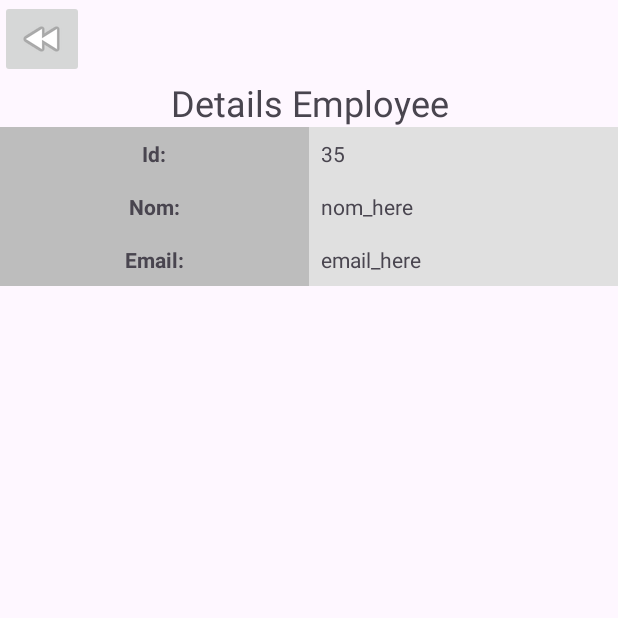
After one commit to oussema1998/employee_index, an Android app: the DetailsEmployee screen opened directly, with no data from a screen before it, on a phone screen of 412 x 824 dp, the top half of it. The commit adds this screen. Run offline under Robolectric (Android 15) with nearby library versions, the phone set to English and light mode, and no system bars.

Commit message:
details android done

```diff
--- a/android_studio_employee/app/src/main/AndroidManifest.xml
+++ b/android_studio_employee/app/src/main/AndroidManifest.xml
@@ -16,6 +16,9 @@
         android:usesCleartextTraffic="true"
         tools:targetApi="31">
         <activity
+            android:name=".DetailsEmployee"
+            android:exported="false" />
+        <activity
             android:name=".AddEmployeeActivity"
             android:exported="true" />
         <activity
--- /dev/null
+++ b/android_studio_employee/app/src/main/java/Employee/main/DetailsEmployee.java
@@ -0,0 +1,67 @@
+package Employee.main;
+
+import androidx.appcompat.app.AppCompatActivity;
+
+import android.os.AsyncTask;
+import android.os.Bundle;
+import android.view.View;
+import android.widget.ImageButton;
+import android.widget.TextView;
+import android.widget.Toast;
+
+import entities.Employee;
+import services.EmployeeService;
+
+public class DetailsEmployee extends AppCompatActivity {
+
+    private ImageButton back;
+    private EmployeeService es;
+
+    private TextView employeeIdTextView, employeeNameTextView, employeeEmailTextView;
+
+    @Override
+    protected void onCreate(Bundle savedInstanceState) {
+        super.onCreate(savedInstanceState);
+        setContentView(R.layout.activity_details_employee);
+
+        this.back = findViewById(R.id.backBtn);
+        employeeIdTextView = findViewById(R.id.idd);
+        employeeNameTextView = findViewById(R.id.nom);
+        employeeEmailTextView = findViewById(R.id.email);
+
+        es = new EmployeeService();
+        int employeeId = getIntent().getIntExtra("employeeId", 35);
+
+        employeeIdTextView.setText(String.valueOf(employeeId));
+
+        new GetEmployeeTask().execute(employeeId);
+
+        back.setOnClickListener(new View.OnClickListener() {
+            @Override
+            public void onClick(View v) {
+                // Ferme l'activité
+                finish();
+            }
+        });
+    }
+
+    private class GetEmployeeTask extends AsyncTask<Integer, Void, Employee> {
+
+        @Override
+        protected Employee doInBackground(Integer... integers) {
+            int employeeId = integers[0];
+            return es.getEmployeeById(employeeId);
+        }
+
+        @Override
+        protected void onPostExecute(Employee employee) {
+            if (employee != null) {
+                employeeNameTextView.setText(employee.getNom());
+                employeeEmailTextView.setText(employee.getEmail());
+            } else {
+                // Si l'employé n'est pas trouvé, vous pouvez afficher un message d'erreur ou prendre une autre action
+                Toast.makeText(DetailsEmployee.this, "Employee not found", Toast.LENGTH_SHORT).show();
+            }
+        }
+    }
+}
--- /dev/null
+++ b/android_studio_employee/app/src/main/res/layout/activity_details_employee.xml
@@ -0,0 +1,111 @@
+<?xml version="1.0" encoding="utf-8"?>
+<LinearLayout xmlns:android="http://schemas.android.com/apk/res/android"
+    xmlns:app="http://schemas.android.com/apk/res-auto"
+    xmlns:tools="http://schemas.android.com/tools"
+    android:layout_width="match_parent"
+    android:layout_height="match_parent"
+    android:orientation="vertical"
+    tools:context=".DetailsEmployee">
+
+
+    <ImageButton
+        android:id="@+id/backBtn"
+        android:layout_width="wrap_content"
+        android:layout_height="wrap_content"
+        android:onClick="goBack"
+        app:srcCompat="@android:drawable/ic_media_rew" />
+
+    <TextView
+        android:id="@+id/textView"
+        android:layout_width="match_parent"
+        android:layout_height="wrap_content"
+        android:gravity="center"
+        android:text="Details Employee"
+        android:textSize="24sp" />
+
+    <LinearLayout
+        android:layout_width="match_parent"
+        android:layout_height="wrap_content"
+        android:orientation="horizontal"></LinearLayout>
+
+    <TableLayout
+        android:layout_width="match_parent"
+        android:layout_height="wrap_content"
+        android:shrinkColumns="*"
+        android:stretchColumns="*">
+
+        <!-- Row 1 -->
+        <TableRow>
+
+            <TextView
+                android:id="@+id/textView1_1"
+                android:layout_width="0dp"
+                android:layout_height="wrap_content"
+                android:layout_weight="1"
+                android:background="#BDBDBD"
+                android:gravity="center"
+                android:padding="8dp"
+                android:text="Id:"
+                android:textStyle="bold" />
+
+            <TextView
+                android:id="@+id/idd"
+                android:layout_width="0dp"
+                android:layout_height="wrap_content"
+                android:layout_weight="1"
+                android:background="#E0E0E0"
+                android:gravity="left"
+                android:padding="8dp"
+                android:text="id_here" />
+        </TableRow>
+
+        <!-- Row 2 -->
+        <TableRow>
+
+            <TextView
+                android:id="@+id/id"
+                android:layout_width="0dp"
+                android:layout_height="wrap_content"
+                android:layout_weight="1"
+                android:background="#BDBDBD"
+                android:gravity="center"
+                android:padding="8dp"
+                android:text="Nom:"
+                android:textStyle="bold" />
+
+            <TextView
+                android:id="@+id/nom"
+                android:layout_width="0dp"
+                android:layout_height="wrap_content"
+                android:layout_weight="1"
+                android:background="#E0E0E0"
+                android:gravity="left"
+                android:padding="8dp"
+                android:text="nom_here" />
+        </TableRow>
+        <TableRow>
+
+            <TextView
+
+                android:layout_width="0dp"
+                android:layout_height="wrap_content"
+                android:layout_weight="1"
+                android:background="#BDBDBD"
+                android:gravity="center"
+                android:padding="8dp"
+                android:text="Email:"
+                android:textStyle="bold" />
+
+            <TextView
+                android:id="@+id/email"
+                android:layout_width="0dp"
+                android:layout_height="wrap_content"
+                android:layout_weight="1"
+                android:background="#E0E0E0"
+                android:gravity="left"
+                android:padding="8dp"
+                android:text="email_here" />
+        </TableRow>
+    </TableLayout>
+
+</LinearLayout>
--- a/android_studio_employee/app/src/main/res/layout/activity_main.xml
+++ b/android_studio_employee/app/src/main/res/layout/activity_main.xml
@@ -3,6 +3,12 @@
     android:layout_width="match_parent"
     android:layout_height="match_parent"
     android:orientation="vertical">
+
+    <Button
+        android:id="@+id/addbtn"
+        android:layout_width="wrap_content"
+        android:layout_height="wrap_content"
+        android:text="Add Employee" />
 
     <TextView
         android:id="@+id/textView2"
--- a/back_employee/employee/src/main/resources/application.properties
+++ b/back_employee/employee/src/main/resources/application.properties
@@ -10,4 +10,4 @@ server.port=8085
 
 ######################### swagger #########################
 
-## link: http://localhost:8085/balha/swagger-ui/index.html#/
+## link: http://localhost:8085/swagger-ui/index.html#/
```
Also changed, not shown: android_studio_employee/app/src/main/java/Employee/main/AddEmployeeActivity.java (+52 -36 lines), android_studio_employee/app/src/main/java/Employee/main/EmployeeAdapter.java (added, +54 -0 lines), android_studio_employee/app/src/main/java/Employee/main/MainActivity.java (+32 -20 lines), android_studio_employee/app/src/main/java/services/EmployeeService.java (+47 -71 lines), android_studio_employee/app/src/main/java/test/Maintesting.java (+11 -1 lines), android_studio_employee/app/src/main/res/layout/activity_add_employee.xml (+7 -0 lines), android_studio_employee/app/src/main/res/layout/employee_item.xml (added, +35 -0 lines).
